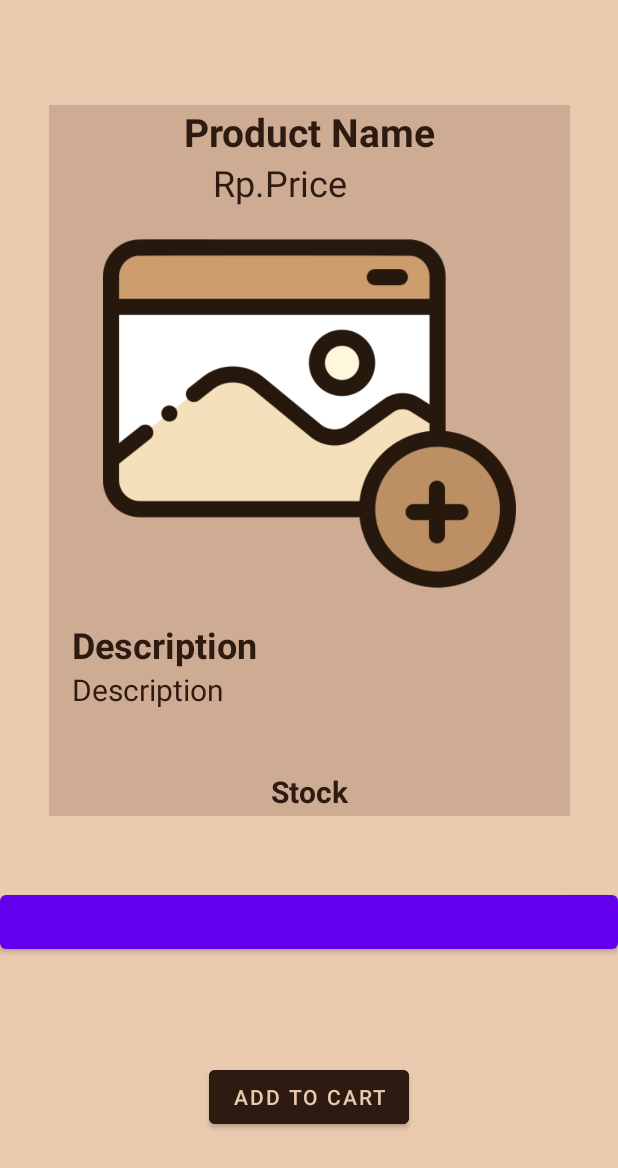
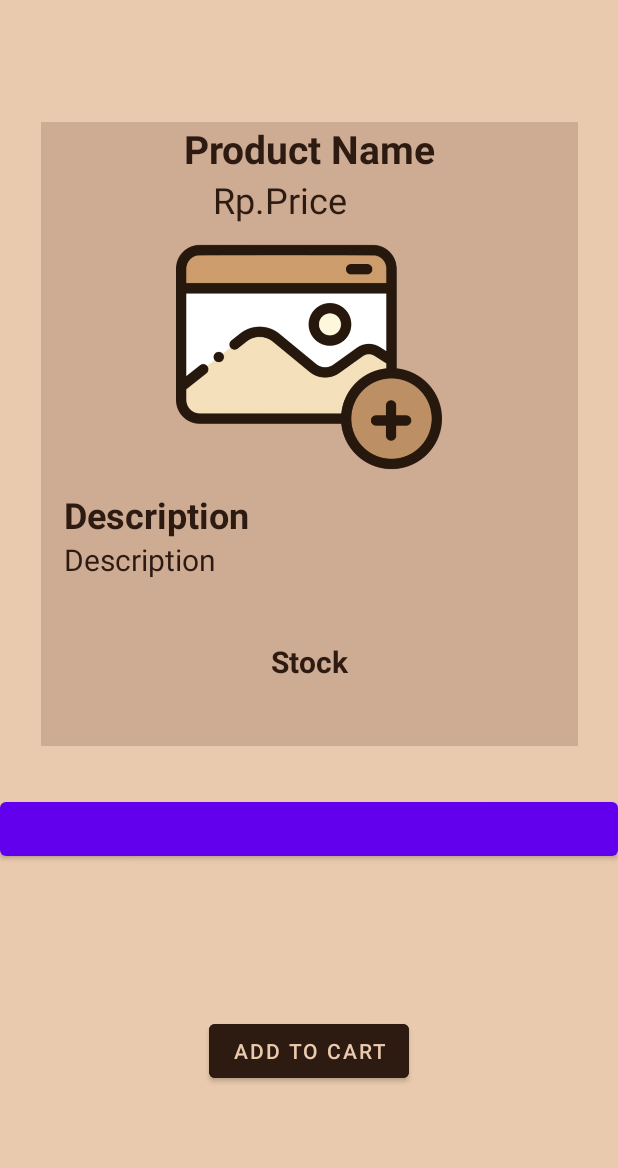
Before and after one commit to nursakinah24/EveryCoffee, an Android app: the DetailProduct screen opened directly, with no data from a screen before it, on a phone screen of 412 x 824 dp. Shown: the top 1168 px of the screen. Run offline under Robolectric (Android 15) with nearby library versions, the light colour scheme and no system bars; our stand-ins replace Firebase (no records; nobody signed in at launch, a user with empty details on screens opened directly), Picasso; libraries missing offline, so code that uses them is left out: com.cepheuen.elegantnumberbutton; plain views replace ElegantNumberButton; 1 statement that could not run was skipped.

Commit message:
update layout

```diff
--- a/app/src/main/res/layout/content_detail_product.xml
+++ b/app/src/main/res/layout/content_detail_product.xml
@@ -9,8 +9,8 @@
 
     <LinearLayout
         android:id="@+id/linearLayout2"
-        android:layout_width="347dp"
-        android:layout_height="474dp"
+        android:layout_width="358dp"
+        android:layout_height="416dp"
         android:background="@color/lightchocolate"
         android:orientation="vertical"
         app:layout_constraintBottom_toBottomOf="parent"
@@ -74,8 +74,9 @@
 
         <ImageView
             android:id="@+id/product_detail_image"
-            android:layout_width="match_parent"
-            android:layout_height="275dp"
+            android:layout_width="236dp"
+            android:layout_height="177dp"
+            android:layout_gravity="center"
             app:srcCompat="@drawable/addphoto" />
 
         <TextView
@@ -120,9 +121,10 @@
         app:backGroundColor="@color/chocolate"
         app:layout_constraintBottom_toBottomOf="parent"
         app:layout_constraintEnd_toEndOf="parent"
+        app:layout_constraintHorizontal_bias="0.0"
         app:layout_constraintStart_toStartOf="parent"
         app:layout_constraintTop_toBottomOf="@+id/linearLayout2"
-        app:layout_constraintVertical_bias="0.19999999"
+        app:layout_constraintVertical_bias="0.112"
         app:textColor="@color/white"
         app:textSize="16sp" />
 
```
Also changed, not shown: app/src/main/res/layout/activity_coffee_item_layout.xml (+8 -5 lines).
